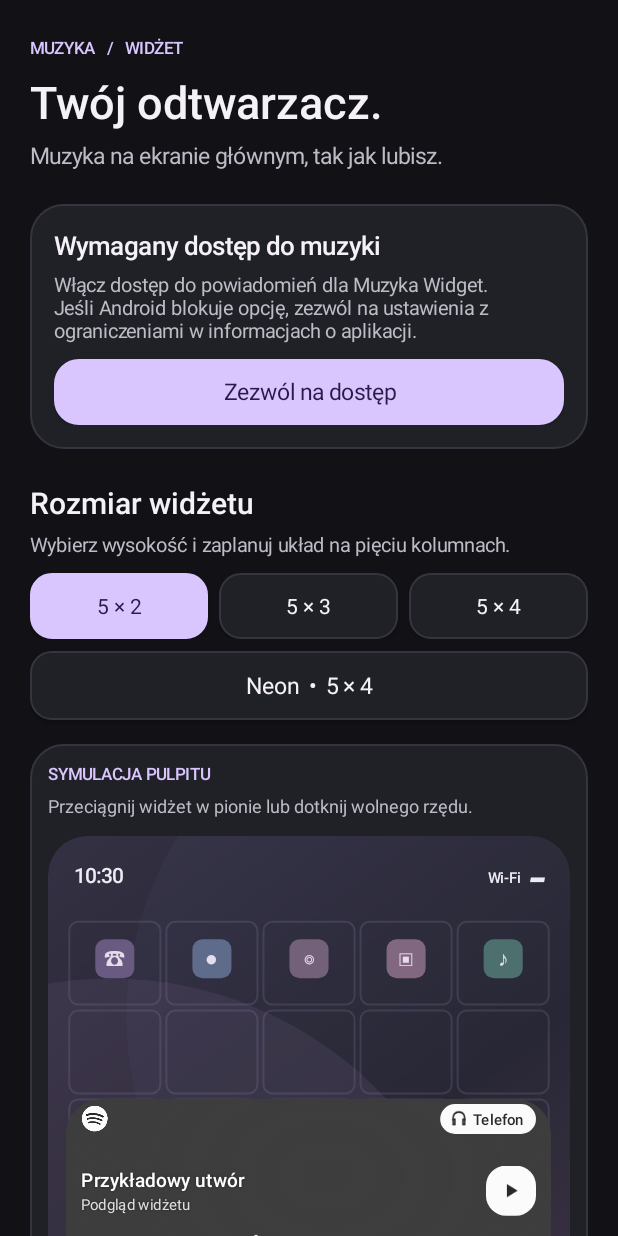
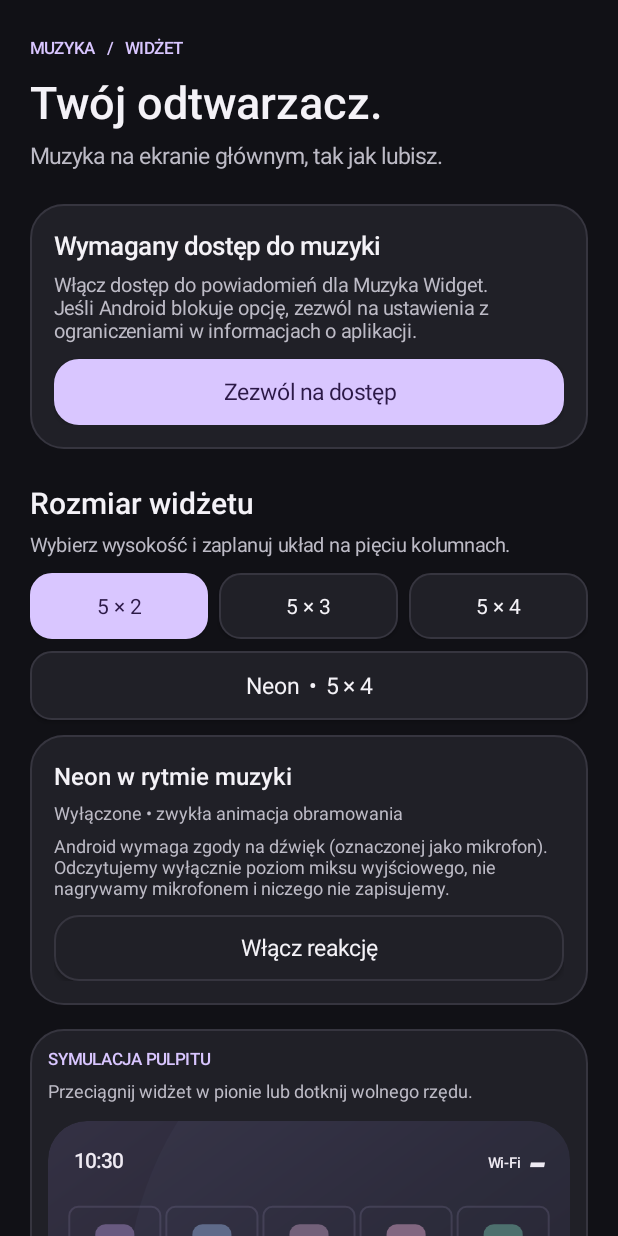
Before and after one commit to TOTOYM/TOJM, an Android app: the screen it shows after launch (MainActivity), on a phone screen of 412 x 824 dp. Run offline under Robolectric (Android 15) with nearby library versions, the phone set to English and light mode, and no system bars.

Commit message:
Muzyka 2.13: opcjonalna reakcja obramowania Neon na poziom wyjsciowy audio

```diff
--- a/app/build.gradle
+++ b/app/build.gradle
@@ -8,8 +8,8 @@ android {
         applicationId 'pl.mirror.widget'
         minSdk 26
         targetSdk 34
-        versionCode 23
-        versionName '2.12'
+        versionCode 24
+        versionName '2.13'
     }
     compileOptions {
         sourceCompatibility JavaVersion.VERSION_17
--- a/app/src/main/AndroidManifest.xml
+++ b/app/src/main/AndroidManifest.xml
@@ -1,5 +1,7 @@
 <?xml version="1.0" encoding="utf-8"?>
 <manifest xmlns:android="http://schemas.android.com/apk/res/android">
+    <uses-permission android:name="android.permission.RECORD_AUDIO"/>
+    <uses-permission android:name="android.permission.MODIFY_AUDIO_SETTINGS"/>
     <queries><package android:name="com.spotify.music"/></queries>
     <application
         android:allowBackup="false"
--- a/app/src/main/java/pl/mirror/widget/MainActivity.java
+++ b/app/src/main/java/pl/mirror/widget/MainActivity.java
@@ -34,7 +34,9 @@ public class MainActivity extends Activity {
     private boolean showGrid=true;
     private TextView placement;
     private TextView status, subStatus, current, sizeCaption, installed;
-    private Button permission, add;
+    private Button permission, add, audioToggle;
+    private TextView audioStatus;
+    private static final int AUDIO_REQUEST=41;
     private final Button[] choices=new Button[4];
 
     @Override public void onCreate(Bundle saved) {
@@ -90,6 +92,24 @@ public class MainActivity extends Activity {
         choices[3]=neon;
         neon.setOnClickListener(v->{selected=3;getPreferences(MODE_PRIVATE).edit().putInt("size",selected).apply();refreshPreview();});
         root.addView(neon,full(46));
+        gap(root,10);
+        LinearLayout audio=card();
+        audio.addView(label("Neon w rytmie muzyki",16,TEXT,true));
+        gap(audio,5);
+        audioStatus=label("",12,MUTED,false);
+        audio.addView(audioStatus);
+        gap(audio,5);
+        audio.addView(label("Android wymaga zgody na dźwięk (oznaczonej jako mikrofon). Odczytujemy wyłącznie poziom miksu wyjściowego, nie nagrywamy mikrofonem i niczego nie zapisujemy.",12,MUTED,false));
+        gap(audio,10);
+        audioToggle=button("Włącz reakcję",false);
+        audioToggle.setOnClickListener(v->{
+            if(AudioReactive.requested(this)){AudioReactive.setRequested(this,false);updateAudioStatus();MusicWidget.refreshAll(this);return;}
+            if(AudioReactive.permitted(this)){AudioReactive.setRequested(this,true);updateAudioStatus();MusicWidget.refreshAll(this);}
+            else requestPermissions(new String[]{android.Manifest.permission.RECORD_AUDIO},AUDIO_REQUEST);
+        });
+        audio.addView(audioToggle,full(44));
+        root.addView(audio);
+        updateAudioStatus();
         gap(root,16);
         LinearLayout stage=card(); stage.setPadding(dp(12),dp(12),dp(12),dp(12));
         stage.addView(label("SYMULACJA PULPITU",11,ACCENT,true));
@@ -140,7 +160,7 @@ public class MainActivity extends Activity {
         gap(root,7);
         root.addView(label("Dostęp do powiadomień umożliwia odczyt sesji muzycznych. Dane pozostają na urządzeniu. Android wymaga, by dostęp przyznać ręcznie.",13,MUTED,false));
         gap(root,9);
-        root.addView(label("Wersja 2.12  •  Bez reklam i konta",12,MUTED,false));
+        root.addView(label("Wersja 2.13  •  Bez reklam i konta",12,MUTED,false));
         setContentView(scroll);
     }
 
@@ -158,8 +178,22 @@ public class MainActivity extends Activity {
         String artist=m==null?null:m.getString(MediaMetadata.METADATA_KEY_ARTIST);
         current.setText(track==null?"Nie wykryto muzyki. Włącz utwór w Spotify lub innym odtwarzaczu.":track+(artist==null?"":" · "+artist));
         installed.setText(widgetDetails());
+        updateAudioStatus();
         refreshPreview();
         MusicWidget.refreshAll(this);
+    }
+    private void updateAudioStatus(){
+        if(audioToggle==null)return;
+        boolean requested=AudioReactive.requested(this), permitted=AudioReactive.permitted(this);
+        audioToggle.setText(requested?"Wyłącz reakcję":"Włącz reakcję");
+        audioStatus.setText(!requested?"Wyłączone • zwykła animacja obramowania":!permitted?"Brak zgody na dźwięk • wyłącz i włącz ponownie":AudioReactive.available()?"Aktywne • odczyt poziomu dźwięku":"Włączone • oczekuje na odtwarzanie i obsługę przez urządzenie");
+    }
+    @Override public void onRequestPermissionsResult(int code,String[] permissions,int[] grants){
+        super.onRequestPermissionsResult(code,permissions,grants);
+        if(code==AUDIO_REQUEST){
+            AudioReactive.setRequested(this,AudioReactive.permitted(this));
+            updateAudioStatus();MusicWidget.refreshAll(this);
+        }
     }
     private String widgetDetails(){
         AppWidgetManager manager=AppWidgetManager.getInstance(this);
--- /dev/null
+++ b/app/src/main/res/drawable/neon_audio_edge.xml
@@ -0,0 +1,6 @@
+<layer-list xmlns:android="http://schemas.android.com/apk/res/android">
+<item><shape android:shape="rectangle"><solid android:color="#00000000"/><corners android:radius="@dimen/neon_widget_radius"/><stroke android:width="9dp" android:color="#13FFFFFF"/></shape></item>
+<item><shape android:shape="rectangle"><solid android:color="#00000000"/><corners android:radius="@dimen/neon_widget_radius"/><stroke android:width="6dp" android:color="#24FFFFFF"/></shape></item>
+<item><shape android:shape="rectangle"><solid android:color="#00000000"/><corners android:radius="@dimen/neon_widget_radius"/><stroke android:width="3dp" android:color="#70FFFFFF"/></shape></item>
+<item><shape android:shape="rectangle"><solid android:color="#00000000"/><corners android:radius="@dimen/neon_widget_radius"/><stroke android:width="1dp" android:color="#FFFFFFFF"/></shape></item>
+</layer-list>
--- a/app/src/main/res/layout/widget_player_neon.xml
+++ b/app/src/main/res/layout/widget_player_neon.xml
@@ -4,6 +4,7 @@
  <ImageView android:id="@+id/art_background" android:layout_width="match_parent" android:layout_height="match_parent" android:scaleType="centerCrop" android:contentDescription="@null"/>
  <ImageView android:id="@+id/art_scrim" android:layout_width="match_parent" android:layout_height="match_parent" android:scaleType="fitXY" android:importantForAccessibility="no"/>
  <include layout="@layout/neon_light_animation"/>
+ <ImageView android:id="@+id/neon_audio_edge" android:layout_width="match_parent" android:layout_height="match_parent" android:src="@drawable/neon_audio_edge" android:scaleType="fitXY" android:visibility="gone" android:importantForAccessibility="no"/>
  <LinearLayout android:layout_width="match_parent" android:layout_height="match_parent" android:orientation="vertical" android:paddingLeft="16dp" android:paddingRight="16dp" android:paddingTop="10dp" android:paddingBottom="10dp">
   <LinearLayout android:layout_width="match_parent" android:layout_height="30dp" android:gravity="center_vertical" android:orientation="horizontal">
    <ImageView android:id="@+id/spotify_logo" android:layout_width="28dp" android:layout_height="28dp" android:src="@drawable/spotify_mark" android:contentDescription="Otwórz odtwarzacz"/>
```
Also changed, not shown: app/src/main/java/pl/mirror/widget/AudioReactive.java (added, +53 -0 lines), app/src/main/java/pl/mirror/widget/MusicListener.java (+18 -3 lines), app/src/main/java/pl/mirror/widget/MusicWidget.java (+20 -0 lines).
